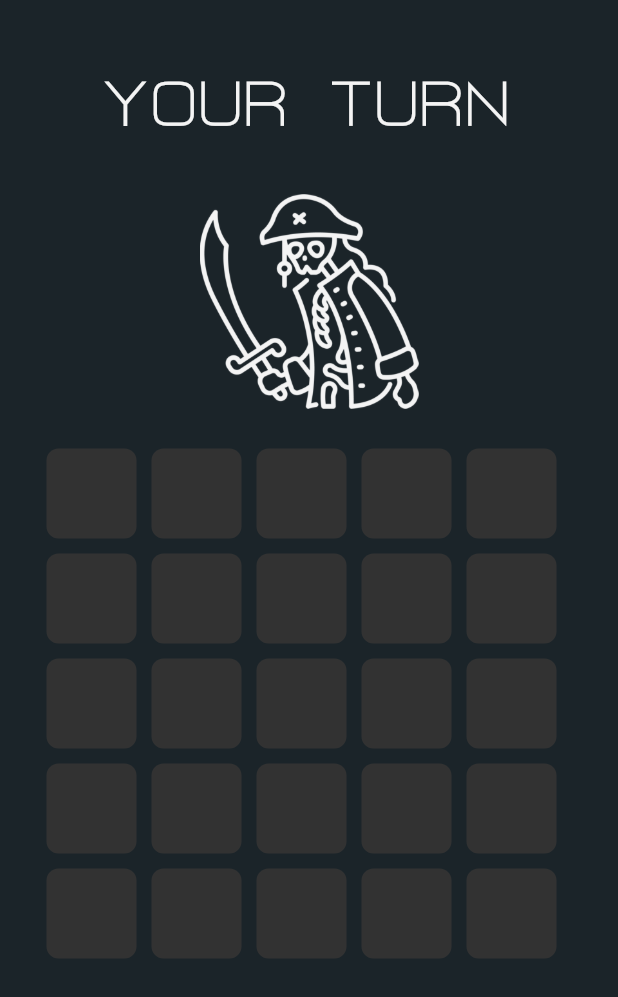
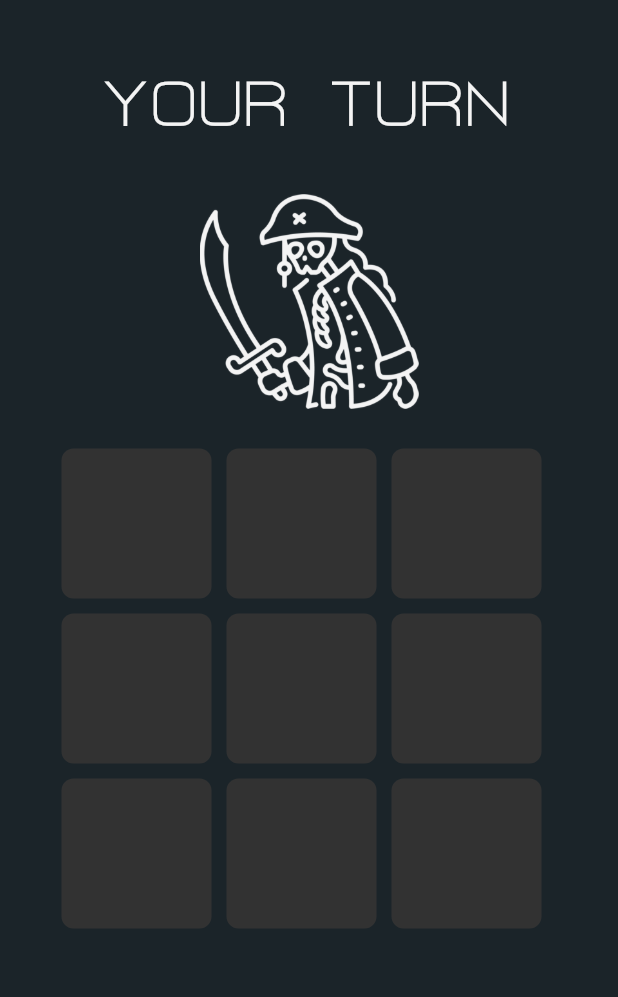
Before and after one commit to spsina/tictactoe_the_unbeatable, a Flutter app: the screen it shows after launch, on a phone screen of 412 x 824 dp. Shown: the top 997 px of the screen. Run offline on Flutter 3.47's test engine with Material 2 defaults, Android fonts, the phone set to English and light mode, and no system bars; statements that could not run were skipped.

Commit message:
fix expaded flex issue

```diff
--- a/lib/main.dart
+++ b/lib/main.dart
@@ -2,6 +2,7 @@ import 'package:flutter/material.dart';
 import 'package:flutter/services.dart';
 import 'package:tictactoe/game/player.dart';
 import 'package:tictactoe/pages/3x3/3x3.dart';
+import 'package:tictactoe/pages/battleSelect/battleSelect.dart';
 
 void main() {
   WidgetsFlutterBinding.ensureInitialized();
@@ -26,9 +27,7 @@ class Entry extends StatelessWidget{
       title: "TIC TAC TOE, THE UNBEATABLE",
       home: Scaffold(
         backgroundColor: Color(0xff1B2429),
-        body: Column (children: <Widget>[
-          GameBoard(Player(PlayerType.X), 5),
-        ],)
+        body: GameBoard(Player(PlayerType.X), 3)
         )
       );
   }
```
